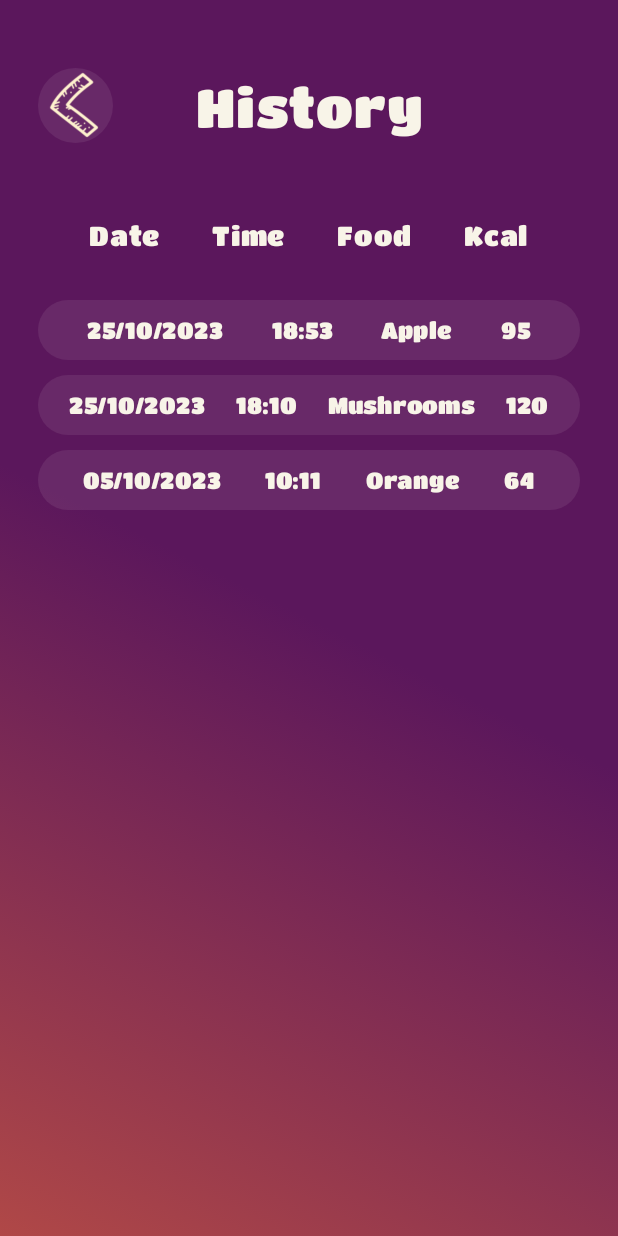
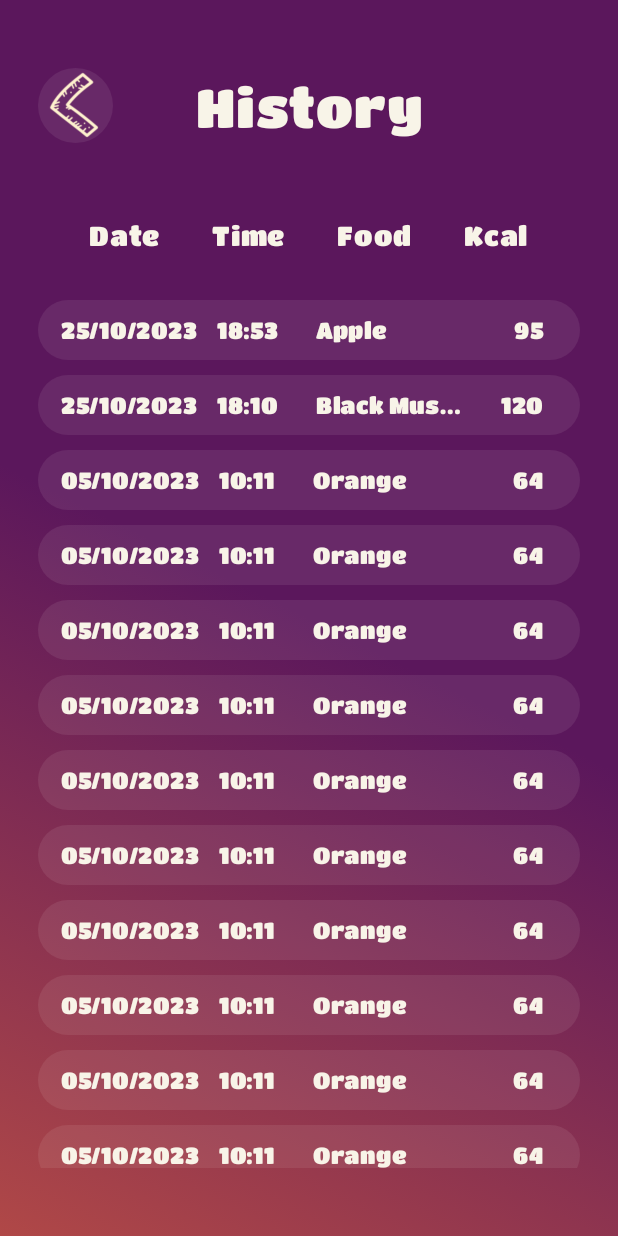
Before and after one commit to Walkername/FoodShot, an Android app built with Jetpack Compose: the HistoryScreen screen opened through its navigation route, on a phone screen of 412 x 824 dp. Run offline under Robolectric (Android 15) with nearby library versions, the phone set to English and light mode, and no system bars; libraries missing offline, so code that uses them is left out: androidx.camera.core, androidx.camera.view.

Commit message:
feat(hist): text alignment, vertical scroll, function back to main screen

```diff
--- a/app/src/main/java/com/example/foodshot/HistoryScreen.kt
+++ b/app/src/main/java/com/example/foodshot/HistoryScreen.kt
@@ -11,7 +11,10 @@ import androidx.compose.foundation.layout.fillMaxWidth
 import androidx.compose.foundation.layout.height
 import androidx.compose.foundation.layout.padding
 import androidx.compose.foundation.layout.size
+import androidx.compose.foundation.layout.width
+import androidx.compose.foundation.rememberScrollState
 import androidx.compose.foundation.shape.CircleShape
+import androidx.compose.foundation.verticalScroll
 import androidx.compose.material3.Icon
 import androidx.compose.material3.IconButton
 import androidx.compose.material3.IconButtonDefaults
@@ -23,15 +26,19 @@ import androidx.compose.ui.draw.clip
 import androidx.compose.ui.geometry.Offset
 import androidx.compose.ui.graphics.Brush
 import androidx.compose.ui.graphics.Color
+import androidx.compose.ui.platform.LocalConfiguration
 import androidx.compose.ui.res.painterResource
 import androidx.compose.ui.text.style.TextAlign
+import androidx.compose.ui.text.style.TextOverflow
 import androidx.compose.ui.tooling.preview.Preview
 import androidx.compose.ui.unit.dp
 import androidx.compose.ui.unit.sp
 import com.example.foodshot.ui.theme.Titan
 
 @Composable
-fun HistoryScreen() {
+fun HistoryScreen(
+    backToMainScreen: () -> Unit
+) {
     val colorStops = arrayOf(
         0.0f to Color(0xffb04847),
         0.5f to Color(0xff5b175c)
@@ -66,7 +73,7 @@ fun HistoryScreen() {
                 ) {
                     IconButton(
                         onClick = {
-                            /* TODO: pass function for back to main screen */
+                            backToMainScreen()
                         },
                         colors = IconButtonDefaults.iconButtonColors(contentColor = Color(ICON_COLOR)),
                         modifier = Modifier
@@ -137,7 +144,8 @@ fun HistoryBox() {
         Column(
             modifier = Modifier
                 .padding(top = 25.dp)
-                .fillMaxSize(),
+                .fillMaxSize()
+                .verticalScroll(rememberScrollState()),
             verticalArrangement = Arrangement.Top
         ) {
             HistoryCell(
@@ -149,7 +157,7 @@ fun HistoryBox() {
             HistoryCell(
                 date = "25/10/2023",
                 time = "18:10",
-                foodName = "Mushrooms",
+                foodName = "Black Mushrooms",
                 kcal = "120"
             )
             HistoryCell(
@@ -158,6 +166,18 @@ fun HistoryBox() {
                 foodName = "Orange",
                 kcal = "64"
             )
+            /*  Redraw all components is not effective!
+            *   TODO: Find another way to add new action without redrawing all
+            *   Maybe using of db in application
+            * */
+            for (i in 0..9) {
+                HistoryCell(
+                    date = "05/10/2023",
+                    time = "10:11",
+                    foodName = "Orange",
+                    kcal = "64"
+                )
+            }
         }
     }
 }
@@ -186,32 +206,44 @@ fun HistoryCell(
             Row (
                 modifier = Modifier
                     .fillMaxSize(),
-                horizontalArrangement = Arrangement.SpaceEvenly,
+                horizontalArrangement = Arrangement.Start,
                 verticalAlignment = Alignment.CenterVertically
             ) {
                 Text(
                     text = date,
                     color = Color(APP_NAME_COLOR),
                     fontSize = 15.sp,
-                    fontFamily = Titan
+                    fontFamily = Titan,
+                    modifier = Modifier
+                        .padding(start = 15.dp)
                 )
                 Text(
                     text = time,
                     color = Color(APP_NAME_COLOR),
                     fontSize = 15.sp,
-                    fontFamily = Titan
+                    fontFamily = Titan,
+                    modifier = Modifier
+                        .padding(start = 13.dp)
                 )
                 Text(
                     text = foodName,
                     color = Color(APP_NAME_COLOR),
                     fontSize = 15.sp,
-                    fontFamily = Titan
+                    fontFamily = Titan,
+                    overflow = TextOverflow.Ellipsis,
+                    modifier = Modifier
+                        .padding(start = 25.dp)
+                        .width(100.dp)
                 )
                 Text(
                     text = kcal,
                     color = Color(APP_NAME_COLOR),
                     fontSize = 15.sp,
-                    fontFamily = Titan
+                    fontFamily = Titan,
+                    textAlign = TextAlign.End,
+                    modifier = Modifier
+                        .fillMaxWidth()
+                        .padding(end = 25.dp)
                 )
             }
         }
@@ -221,5 +253,5 @@ fun HistoryCell(
 @Preview(showBackground = true)
 @Composable
 fun HistoryActivityPreview() {
-    HistoryScreen()
+    //HistoryScreen()
 }
--- a/app/src/main/java/com/example/foodshot/MainActivity.kt
+++ b/app/src/main/java/com/example/foodshot/MainActivity.kt
@@ -84,8 +84,9 @@ class MainActivity : ComponentActivity() {
                     }
 
                     composable("HistoryScreen") {
-                        HistoryScreen()
-                        /* TODO: create design for HistoryScreen */
+                        HistoryScreen(
+                            backToMainScreen = { navController.navigate("MainScreen") }
+                        )
                     }
 
                     composable("CameraScreen") {
```
